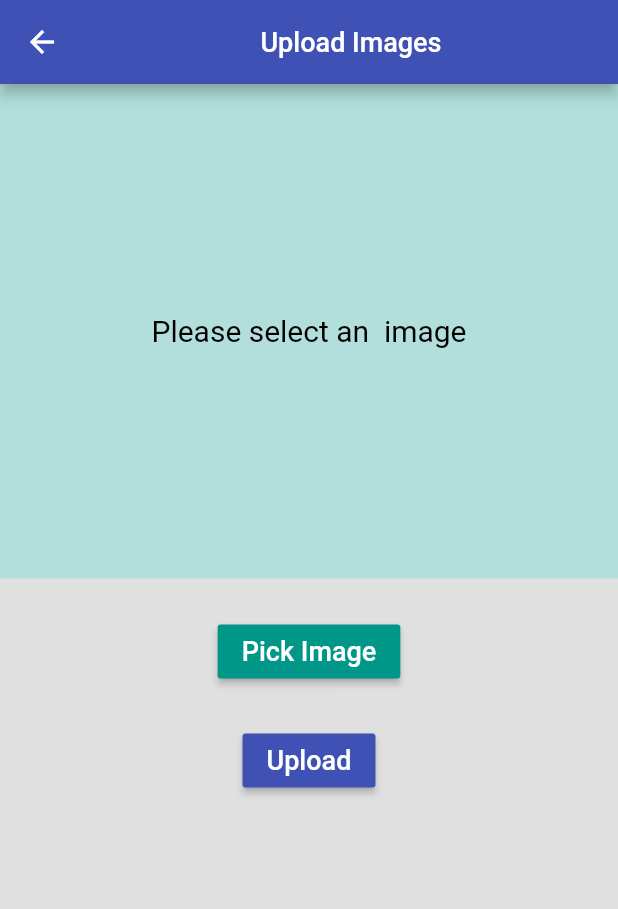
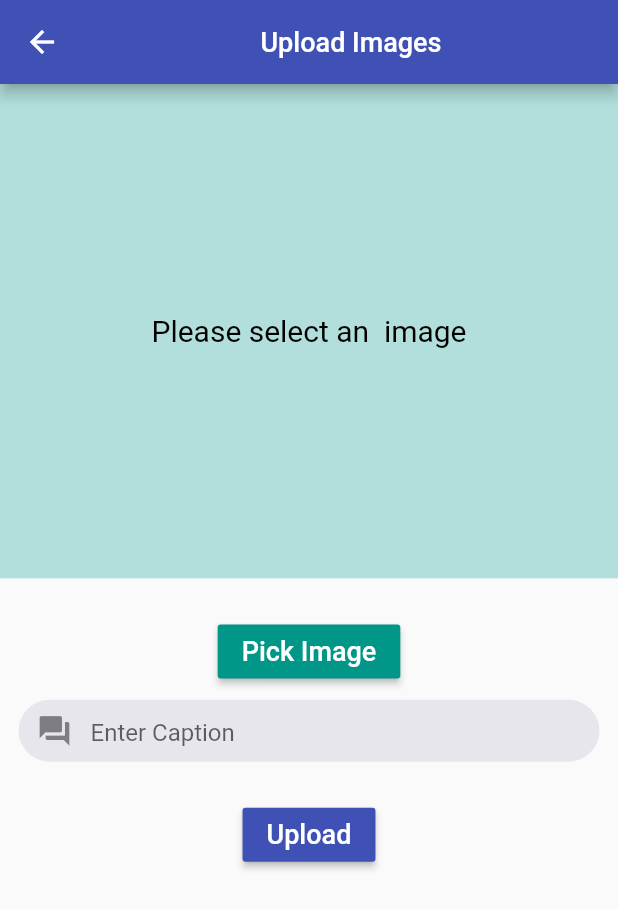
Before and after one commit to Sabir-Islam-Khan/photo_rocks, a Flutter app: the screen it shows once a user with an empty profile is signed in, after a tap on "Upload images", on a phone screen of 412 x 824 dp. Shown: the top 909 px of the screen. Run offline on Flutter 3.47's test engine with Material 2 defaults, Android fonts, the phone set to English and light mode, and no system bars; our stand-ins replace cloud_firestore, firebase_auth, firebase_storage, google_sign_in, image_picker, rflutter_alert; missing offline and left inert: flutter_facebook_login; accounts and stored records are empty; network calls fail.

Commit message:
UI update 0.2.0

```diff
--- a/lib/Screens/UploadImages.dart
+++ b/lib/Screens/UploadImages.dart
@@ -55,12 +55,14 @@ class _UploadImagesState extends State<UploadImages> {
     final String downloadUrl = await snapshot.ref.getDownloadURL();
     await Firestore.instance.collection("images").add({
       "url": downloadUrl,
-      "name": _image.toString(),
+      "name": captionController.value.text,
     });
     setState(() {
       _isLoading = false;
     });
   }
+
+  final captionController = TextEditingController();
 
   bool _isLoading = false;
   @override
@@ -72,7 +74,6 @@ class _UploadImagesState extends State<UploadImages> {
 
     return MaterialApp(
       home: Scaffold(
-        backgroundColor: Colors.grey[300],
         appBar: AppBar(
           backgroundColor: Colors.indigo,
           title: Center(
@@ -97,7 +98,8 @@ class _UploadImagesState extends State<UploadImages> {
                   child: CircularProgressIndicator(),
                 ),
               )
-            : Container(
+            : SingleChildScrollView(
+                child: Container(
                   height: totalHeight * 1,
                   width: totalWidth * 1,
                   child: Column(
@@ -139,6 +141,28 @@ class _UploadImagesState extends State<UploadImages> {
                           ),
                         ),
                       ),
+
+                      SizedBox(
+                        height: totalHeight * 0.01,
+                      ),
+                      Container(
+                        decoration: BoxDecoration(
+                          color: Color.fromRGBO(230, 230, 236, 1),
+                          borderRadius: BorderRadius.circular(30.0),
+                        ),
+                        height: totalHeight * 0.05,
+                        width: totalWidth * 0.94,
+                        child: TextField(
+                          controller: captionController,
+                          decoration: InputDecoration(
+                            border: InputBorder.none,
+                            hintText: "Enter Caption",
+                            prefixIcon: Icon(
+                              Icons.forum,
+                            ),
+                          ),
+                        ),
+                      ),
                       SizedBox(
                         height: totalHeight * 0.03,
                       ),
@@ -146,6 +170,7 @@ class _UploadImagesState extends State<UploadImages> {
                       RaisedButton(
                         onPressed: () async {
                           uploadImage();
+                          captionController.clear();
                         },
                         color: Colors.indigo,
                         child: Text(
@@ -160,6 +185,7 @@ class _UploadImagesState extends State<UploadImages> {
                   ),
                 ),
               ),
+      ),
     );
   }
 }
```
Also changed, not shown: lib/Screens/NewsFeed.dart (+61 -4 lines). Lines whose indentation alone changed are shown as unchanged.
